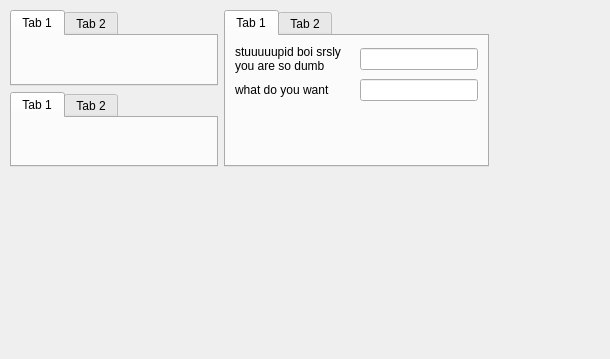
Above: editor/editor.ui from pyunity/pyunity-gui before the change. Below: the same form after it.
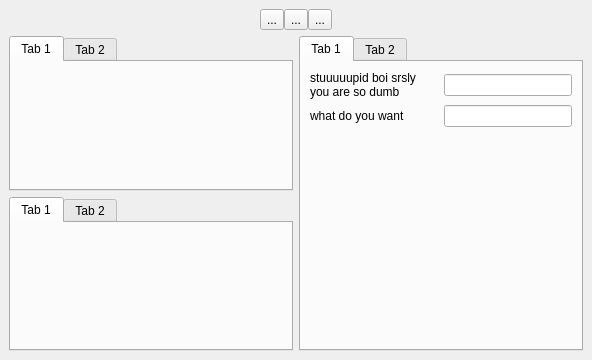
That is the form after the change. Icons and pictures are not drawn.

Commit message: Start and stop buttons

The edit to the form file:
```diff
--- a/editor/editor.ui
+++ b/editor/editor.ui
@@ -6,8 +6,8 @@
    <rect>
     <x>0</x>
     <y>0</y>
-    <width>610</width>
-    <height>359</height>
+    <width>592</width>
+    <height>360</height>
    </rect>
   </property>
   <property name="windowTitle">
@@ -1670,33 +1670,66 @@
      <verstretch>0</verstretch>
     </sizepolicy>
    </property>
-   <widget class="QWidget" name="">
-    <property name="geometry">
-     <rect>
-      <x>10</x>
-      <y>10</y>
-      <width>479</width>
-      <height>157</height>
-     </rect>
-    </property>
+   <layout class="QVBoxLayout" name="verticalLayout_3" stretch="0,1">
+    <item>
+     <layout class="QHBoxLayout" name="horizontalLayout">
+      <property name="spacing">
+       <number>0</number>
+      </property>
+      <property name="sizeConstraint">
+       <enum>QLayout::SetMinimumSize</enum>
+      </property>
+      <item>
+       <spacer name="horizontalSpacer">
+        <property name="orientation">
+         <enum>Qt::Horizontal</enum>
+        </property>
+        <property name="sizeHint" stdset="0">
+         <size>
+          <width>0</width>
+          <height>20</height>
+         </size>
+        </property>
+       </spacer>
+      </item>
+      <item>
+       <widget class="QToolButton" name="toolButton">
+        <property name="text">
+         <string>...</string>
+        </property>
+       </widget>
+      </item>
+      <item>
+       <widget class="QToolButton" name="toolButton_2">
+        <property name="text">
+         <string>...</string>
+        </property>
+       </widget>
+      </item>
+      <item>
+       <widget class="QToolButton" name="toolButton_3">
+        <property name="text">
+         <string>...</string>
+        </property>
+       </widget>
+      </item>
+      <item>
+       <spacer name="horizontalSpacer_2">
+        <property name="orientation">
+         <enum>Qt::Horizontal</enum>
+        </property>
+        <property name="sizeHint" stdset="0">
+         <size>
+          <width>0</width>
+          <height>20</height>
+         </size>
+        </property>
+       </spacer>
+      </item>
+     </layout>
+    </item>
+    <item>
     <layout class="QGridLayout" name="gridLayout">
-     <item row="0" column="0">
-      <widget class="QTabWidget" name="tabWidget">
-       <property name="currentIndex">
-        <number>0</number>
-       </property>
-       <widget class="QWidget" name="tab">
-        <attribute name="title">
-         <string>Tab 1</string>
-        </attribute>
-       </widget>
-       <widget class="QWidget" name="tab_2">
-        <attribute name="title">
-         <string>Tab 2</string>
-        </attribute>
-       </widget>
-      </widget>
-     </item>
      <item row="0" column="1" rowspan="2">
       <widget class="QTabWidget" name="tabWidget_2">
        <property name="currentIndex">
@@ -1770,7 +1803,7 @@
            </property>
            <property name="sizeHint" stdset="0">
             <size>
-             <width>20</width>
+              <width>0</width>
              <height>40</height>
             </size>
            </property>
@@ -1829,16 +1862,34 @@
        </widget>
       </widget>
      </item>
-    </layout>
-   </widget>
+      <item row="0" column="0">
+       <widget class="QTabWidget" name="tabWidget">
+        <property name="currentIndex">
+         <number>0</number>
+        </property>
+        <widget class="QWidget" name="tab">
+         <attribute name="title">
+          <string>Tab 1</string>
+         </attribute>
+        </widget>
+        <widget class="QWidget" name="tab_2">
+         <attribute name="title">
+          <string>Tab 2</string>
+         </attribute>
+        </widget>
+       </widget>
+      </item>
+     </layout>
+    </item>
+   </layout>
   </widget>
   <widget class="QMenuBar" name="menubar">
    <property name="geometry">
     <rect>
      <x>0</x>
      <y>0</y>
-     <width>610</width>
-     <height>25</height>
+     <width>592</width>
+     <height>21</height>
     </rect>
    </property>
   </widget>
```
Lines whose indentation alone changed are shown as unchanged. The commit also changes 2 other files.
